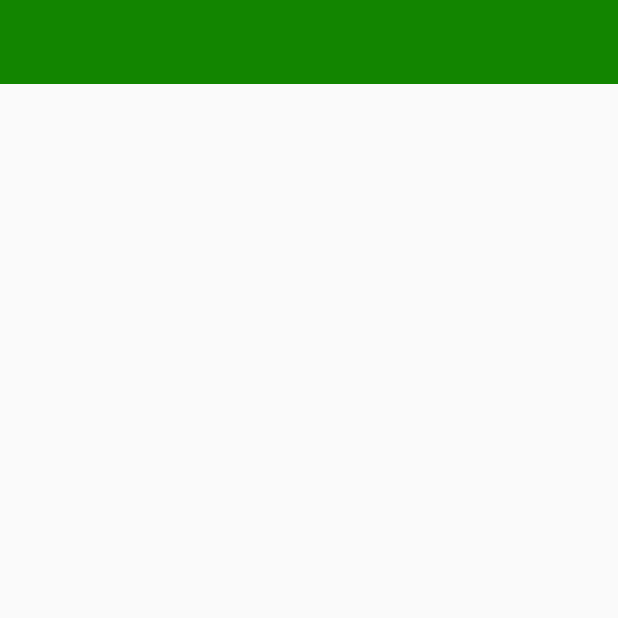
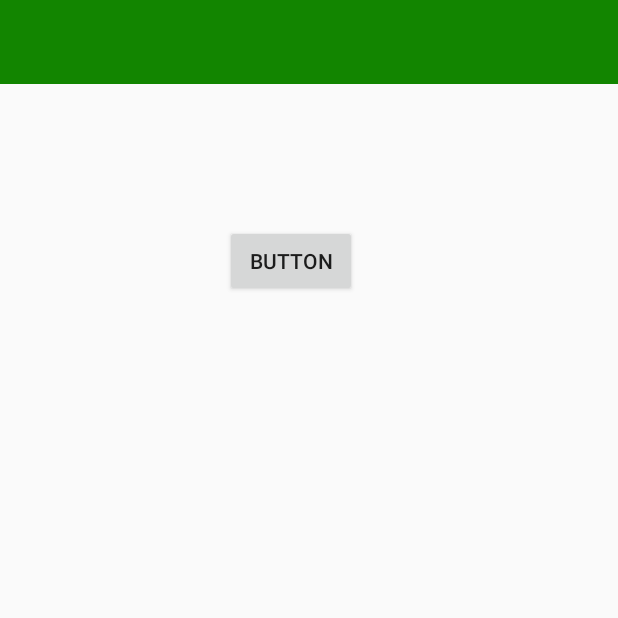
Before and after one commit to UTN-FRBA-Mobile/CulturaVerde, an Android app: the principalconsumidoresFragment screen opened through its navigation route, on a phone screen of 412 x 824 dp, the top half of it. Run offline under Robolectric (Android 15) with nearby library versions, the phone set to English and light mode, and no system bars.

Commit message:
menu desplegable

```diff
--- a/app/src/main/java/com/example/culturaverde/principalconsumidoresFragment.java
+++ b/app/src/main/java/com/example/culturaverde/principalconsumidoresFragment.java
@@ -4,11 +4,14 @@ import android.content.Context;
 import android.net.Uri;
 import android.os.Bundle;
 
+import androidx.appcompat.widget.Toolbar;
 import androidx.fragment.app.Fragment;
+import androidx.navigation.Navigation;
 
 import android.view.LayoutInflater;
 import android.view.View;
 import android.view.ViewGroup;
+import android.widget.Button;
 
 
 public class principalconsumidoresFragment extends Fragment {
@@ -22,6 +25,17 @@ public class principalconsumidoresFragment extends Fragment {
     @Override
     public void onViewCreated(View view, Bundle savedInstanceState) {
         super.onViewCreated(view, savedInstanceState);
+
+
+        Button button2 = view.findViewById(R.id.button2);
+
+        button2.setOnClickListener(new View.OnClickListener() {
+            @Override
+            public void onClick(View view) {
+                Navigation.findNavController(view).navigate(R.id.action_principalconsumidoresFragment_to_menu_desplegable_cons);
+            }
+        });
     }
 
+
 }
--- a/app/src/main/res/layout/fragment_principalconsumidores.xml
+++ b/app/src/main/res/layout/fragment_principalconsumidores.xml
@@ -5,23 +5,21 @@
     android:layout_height="match_parent"
     tools:context=".principalconsumidoresFragment">
 
-    <!-- TODO: Update blank fragment layout -->
-    <TextView
-        android:layout_width="match_parent"
-        android:layout_height="match_parent"
-        android:text="@string/hello_blank_fragment" />
-
-    <TextView
-        android:id="@+id/textView"
-        android:layout_width="wrap_content"
-        android:layout_height="wrap_content" />
-
     <androidx.appcompat.widget.Toolbar
-        android:id="@+id/toolbar2"
+        android:id="@+id/toolbar"
         android:layout_width="match_parent"
         android:layout_height="wrap_content"
         android:background="?attr/colorPrimary"
         android:minHeight="?attr/actionBarSize"
         android:theme="?attr/actionBarTheme" />
 
+    <Button
+        android:id="@+id/button2"
+        android:layout_width="wrap_content"
+        android:layout_height="wrap_content"
+        android:layout_margin="150dp"
+        android:layout_marginLeft="10dp"
+        android:text="Button" />
+
+
 </FrameLayout>
--- a/app/src/main/res/navigation/nav_graph.xml
+++ b/app/src/main/res/navigation/nav_graph.xml
@@ -35,5 +35,13 @@
         <action
             android:id="@+id/action_principalconsumidoresFragment_to_loginmainfragment"
             app:destination="@id/loginmainfragment" />
+        <action
+            android:id="@+id/action_principalconsumidoresFragment_to_menu_desplegable_cons"
+            app:destination="@id/menu_desplegable_cons" />
     </fragment>
+    <fragment
+        android:id="@+id/menu_desplegable_cons"
+        android:name="com.example.culturaverde.menu_desplegable_cons"
+        android:label="fragment_menu_desplegable_cons"
+        tools:layout="@layout/fragment_menu_desplegable_cons" />
 </navigation>
--- /dev/null
+++ b/app/src/main/res/values/drawables.xml
@@ -0,0 +1,4 @@
+<?xml version="1.0" encoding="utf-8"?>
+<resources>
+    <item name="ic_editardatos" type="drawable">@drawable/ic_editardatos</item>
+</resources>
```
Also changed, not shown: app/src/main/java/com/example/culturaverde/menu_desplegable_cons.java (added, +25 -0 lines), app/src/main/res/drawable/ic_editardatos.xml (added, +12 -0 lines), app/src/main/res/drawable/toolbar_desplegable.xml (added, +10 -0 lines), app/src/main/res/layout/activity_menudesplegable.xml (added, +23 -0 lines), app/src/main/res/layout/fragment_menu_desplegable_cons.xml (added, +36 -0 lines), app/src/main/res/layout/fragment_principalproductores.xml (+0 -14 lines), app/src/main/res/menu/menudesplegableconsumidores.xml (added, +13 -0 lines), app/src/main/res/values/dimens.xml (added, +8 -0 lines), app/src/main/res/values/strings.xml (+8 -3 lines).
